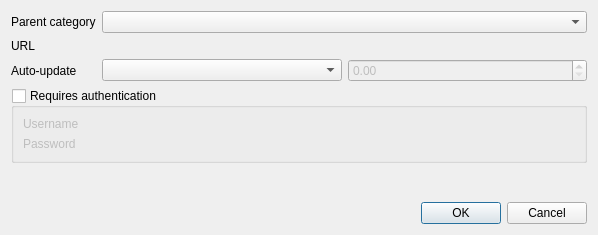
First picture: the form in src/services/tt-rss/gui/formeditfeed.ui, repository martinrotter/rssguard, before the edit.
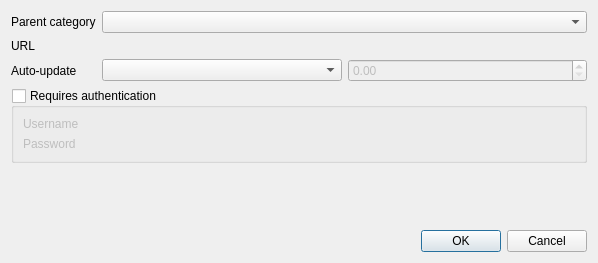
Second picture: the form after the edit. Custom widgets are drawn as their Qt base class.

Patch:
```diff
--- a/src/services/tt-rss/gui/formeditfeed.ui
+++ b/src/services/tt-rss/gui/formeditfeed.ui
@@ -7,7 +7,7 @@
     <x>0</x>
     <y>0</y>
     <width>598</width>
-    <height>235</height>
+    <height>263</height>
    </rect>
   </property>
   <property name="windowTitle">
```
